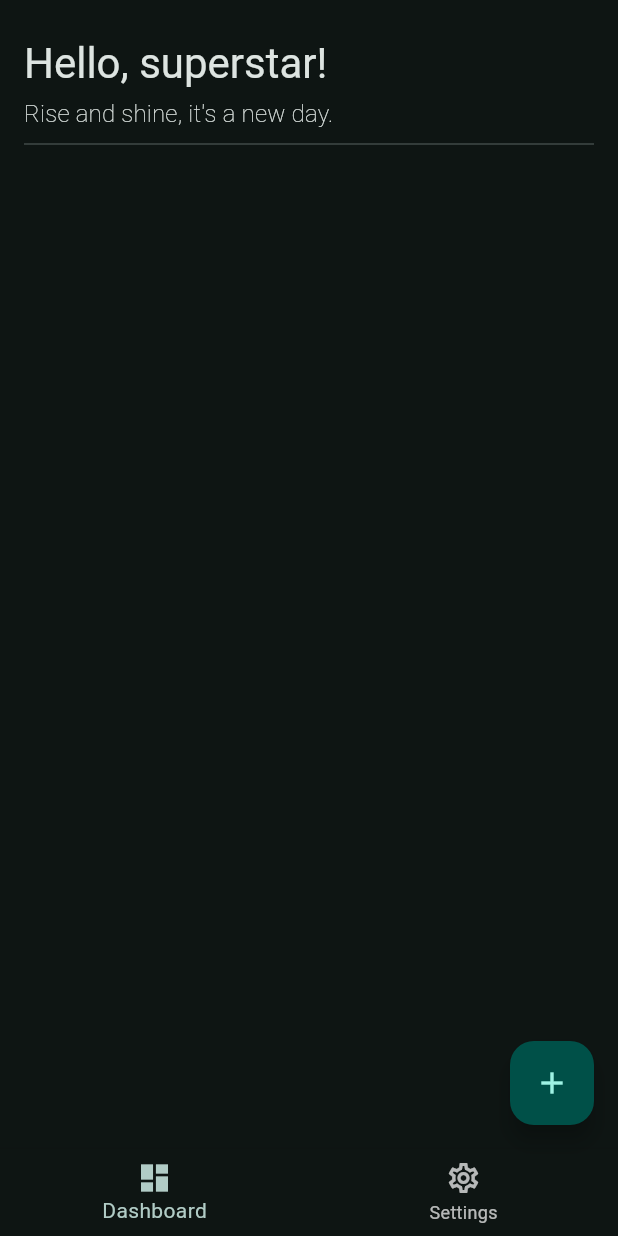
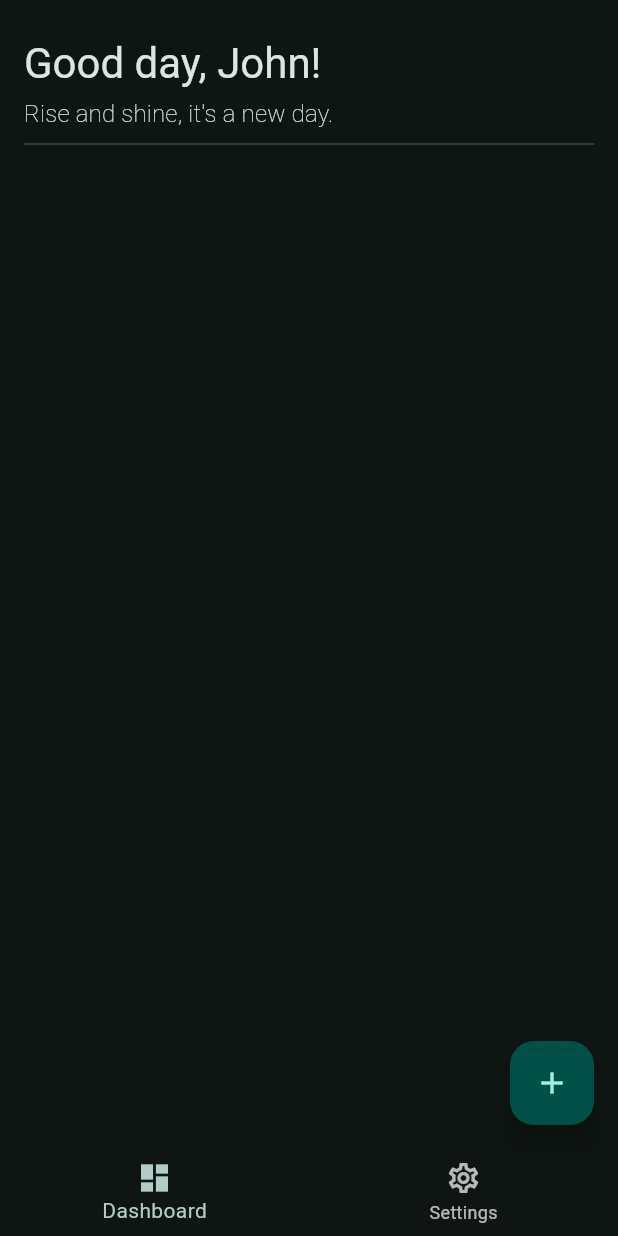
Before and after one commit to orthizar/spirity, a Flutter app: the screen it shows after launch, on a phone screen of 412 x 824 dp. Run offline on Flutter 3.47's test engine with Material 2 defaults, Android fonts, the phone set to English and light mode, and no system bars; our stand-ins replace get.

Commit message:
test: add widget test to test personalization

```diff
--- a/lib/widgets/greeting.dart
+++ b/lib/widgets/greeting.dart
@@ -161,26 +161,6 @@
   },
   {
     "text": "Keep shining, [Name]!",
-    "timeSpan": timespans["always"]!,
-  },
-  {
-    "text": "Hi, beautiful!",
-    "timeSpan": timespans["always"]!,
-  },
-  {
-    "text": "Hello, superstar!",
-    "timeSpan": timespans["always"]!,
-  },
-  {
-    "text": "Hey, rockstar!",
-    "timeSpan": timespans["always"]!,
-  },
-  {
-    "text": "Hi there, warrior!",
-    "timeSpan": timespans["always"]!,
-  },
-  {
-    "text": "Hello there, champion!",
     "timeSpan": timespans["always"]!,
   },
 ];
```
Also changed, not shown: 1 other file.
